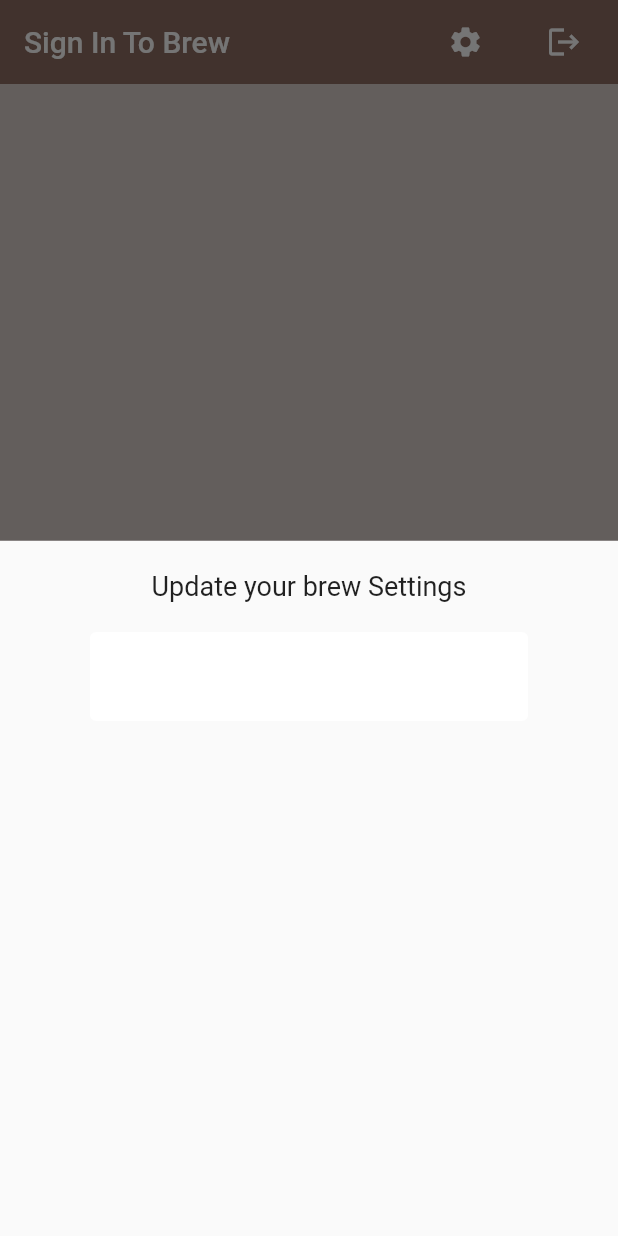
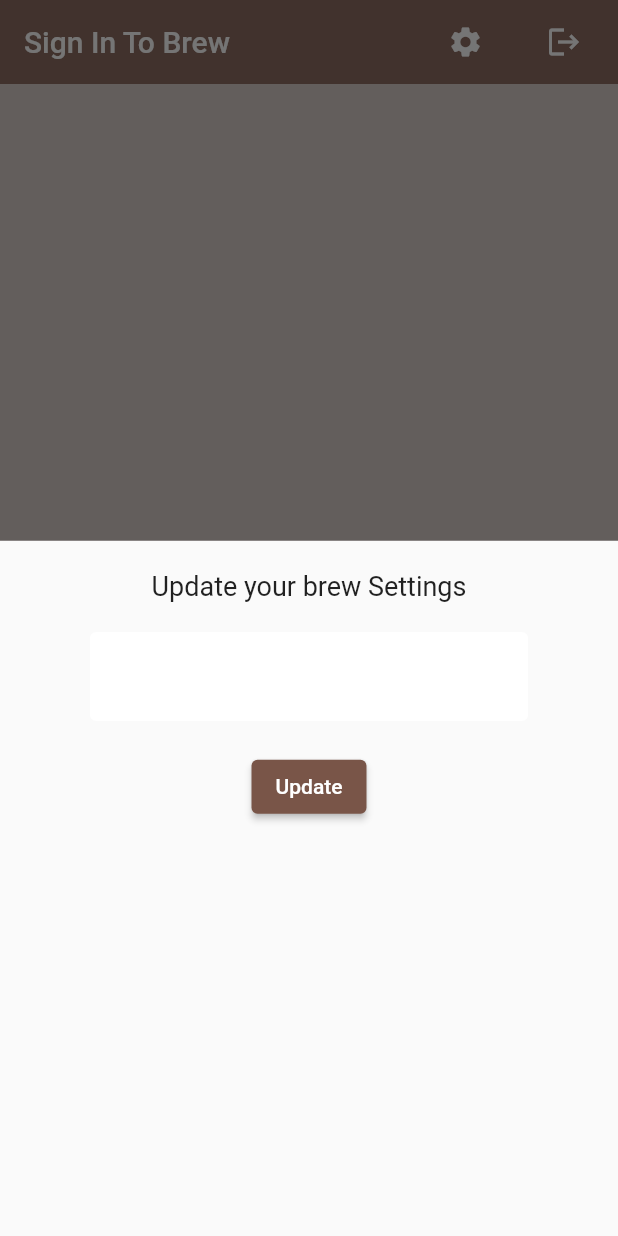
Before and after one commit to winfred56/brew, a Flutter app: the screen it shows once a user with an empty profile is signed in, after a tap on the "settings" icon, on a phone screen of 412 x 824 dp. Run offline on Flutter 3.47's test engine with Material 2 defaults, Android fonts, the phone set to English and light mode, and no system bars; our stand-ins replace cloud_firestore, firebase_auth, firebase_core, flutter_spinkit; accounts and stored records are empty.

Commit message:
:zap: create settings_form.dart

```diff
--- a/lib/screens/home/settings_form.dart
+++ b/lib/screens/home/settings_form.dart
@@ -14,7 +14,7 @@ class _SettingFormState extends State<SettingForm> {
 
   late String _currentName;
   late String _currentSugars;
-  late String _currentStrengt;
+  late String _currentStrength;
 
   @override
   Widget build(BuildContext context) {
@@ -29,9 +29,27 @@ class _SettingFormState extends State<SettingForm> {
             const SizedBox(height: 20.0,),
             TextFormField(
               decoration: formDecoration,
-              validator: (val) => val!.isEmpty ?" Please enter a name ": null,
+              validator: (val) => val!.isEmpty ?" Please Enter a Name ": null,
               onChanged: (val) => setState(() => _currentName = val ),
             ),
+            const SizedBox(height: 20.0,),
+            //dropdown
+            //slider
+            //button
+            ElevatedButton(
+              style:ButtonStyle(
+                backgroundColor: MaterialStateProperty.all(Colors.brown),
+              ),
+              onPressed: () async{
+                print(_currentName);
+                print(_currentSugars);
+                print(_currentStrength);
+              },
+                child: const Text(
+                  "Update",
+                  style: TextStyle(color: Colors.white),
+                ),
+            )
           ],
         ),
     );
```
